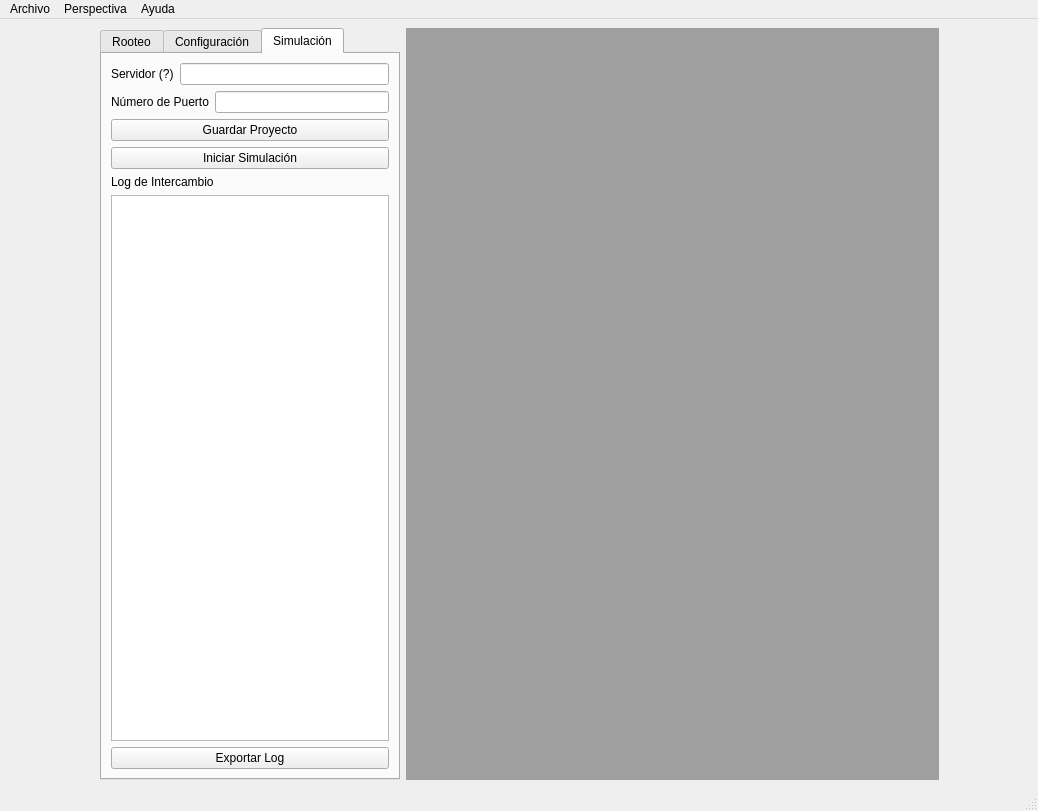
The window that src/mainwindow.ui (NicolasTobiasAlmaraz/uModelHardware) describes before a commit, drawn with Qt 5.
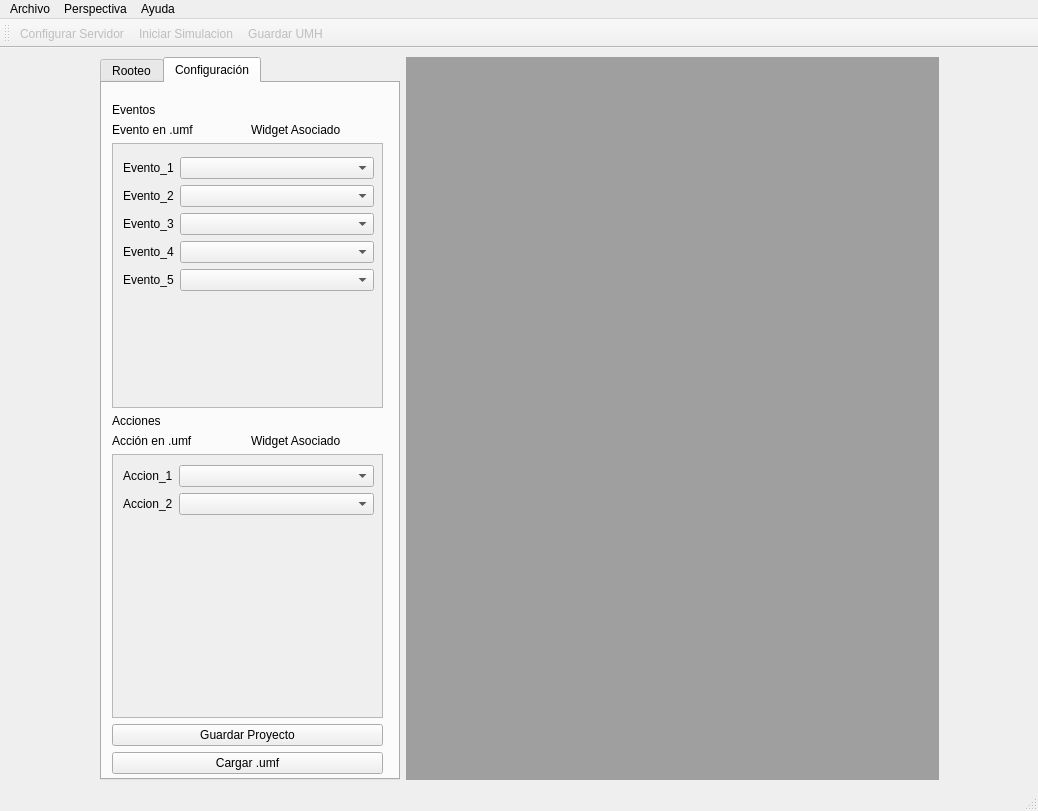
The same window after the commit. The open tabs and pages were chosen to show the change. Icons and pictures are not drawn.

Commit message: Agrego toolbar

```diff
--- a/src/mainwindow.ui
+++ b/src/mainwindow.ui
@@ -218,7 +218,7 @@
          <attribute name="title">
           <string>Configuración</string>
          </attribute>
-         <widget class="QWidget" name="">
+         <widget class="QWidget" name="layoutWidget">
           <property name="geometry">
            <rect>
             <x>10</x>
@@ -267,7 +267,7 @@
                 <height>254</height>
                </rect>
               </property>
-              <widget class="QWidget" name="">
+              <widget class="QWidget" name="layoutWidget">
                <property name="geometry">
                 <rect>
                  <x>10</x>
@@ -423,76 +423,13 @@
           </layout>
          </widget>
         </widget>
-        <widget class="QWidget" name="tab_sim">
-         <attribute name="title">
-          <string>Simulación</string>
-         </attribute>
-         <layout class="QVBoxLayout" name="verticalLayout_4">
-          <item>
-           <layout class="QHBoxLayout" name="horizontalLayout_serv">
-            <item>
-             <widget class="QLabel" name="label_12">
-              <property name="text">
-               <string>Servidor (?)</string>
-              </property>
-             </widget>
-            </item>
-            <item>
-             <widget class="QLineEdit" name="lineEdit_2"/>
-            </item>
-           </layout>
-          </item>
-          <item>
-           <layout class="QHBoxLayout" name="horizontalLayout_puerto">
-            <item>
-             <widget class="QLabel" name="label_13">
-              <property name="text">
-               <string>Número de Puerto</string>
-              </property>
-             </widget>
-            </item>
-            <item>
-             <widget class="QLineEdit" name="lineEdit_3"/>
-            </item>
-           </layout>
-          </item>
-          <item>
-           <widget class="QPushButton" name="pushButton_12">
-            <property name="text">
-             <string>Guardar Proyecto</string>
-            </property>
-           </widget>
-          </item>
-          <item>
-           <widget class="QPushButton" name="pushButton_7">
-            <property name="text">
-             <string>Iniciar Simulación</string>
-            </property>
-           </widget>
-          </item>
-          <item>
-           <widget class="QLabel" name="label_14">
-            <property name="text">
-             <string>Log de Intercambio</string>
-            </property>
-           </widget>
-          </item>
-          <item>
-           <widget class="QTextEdit" name="textEdit"/>
-          </item>
-          <item>
-           <widget class="QPushButton" name="pushButton_9">
-            <property name="text">
-             <string>Exportar Log</string>
-            </property>
-           </widget>
-          </item>
-         </layout>
-        </widget>
        </widget>
       </item>
       <item>
        <widget class="QMdiArea" name="mdiArea">
+        <property name="enabled">
+         <bool>false</bool>
+        </property>
         <property name="minimumSize">
          <size>
           <width>500</width>
@@ -585,7 +522,27 @@
    <addaction name="menuAyuda"/>
   </widget>
   <widget class="QStatusBar" name="statusbar"/>
-  <action name="actionProyecto_UMH">
+  <widget class="QToolBar" name="toolBar">
+   <property name="enabled">
+    <bool>false</bool>
+   </property>
+   <property name="windowTitle">
+    <string>toolBar</string>
+   </property>
+   <attribute name="toolBarArea">
+    <enum>TopToolBarArea</enum>
+   </attribute>
+   <attribute name="toolBarBreak">
+    <bool>false</bool>
+   </attribute>
+   <addaction name="actionConfigurarServidorToolbar"/>
+   <addaction name="actionIniciarSimulacionToolbar"/>
+   <addaction name="actionGuardarUMHToolbar"/>
+  </widget>
+  <action name="actionNuevoProyectoUMH">
+   <property name="enabled">
+    <bool>false</bool>
+   </property>
    <property name="text">
     <string>Proyecto UMH</string>
    </property>
@@ -655,6 +612,59 @@
     <string>Simulación</string>
    </property>
   </action>
+  <action name="actionIniciarSimulacionToolbar">
+   <property name="enabled">
+    <bool>true</bool>
+   </property>
+   <property name="icon">
+    <iconset resource="rsc.qrc">
+     <normaloff>:/images/play-button.png</normaloff>:/images/play-button.png</iconset>
+   </property>
+   <property name="text">
+    <string>Iniciar Simulacion</string>
+   </property>
+   <property name="menuRole">
+    <enum>QAction::NoRole</enum>
+   </property>
+  </action>
+  <action name="actionConfigurarServidorToolbar">
+   <property name="enabled">
+    <bool>true</bool>
+   </property>
+   <property name="icon">
+    <iconset resource="rsc.qrc">
+     <normaloff>:/images/settings.png</normaloff>:/images/settings.png</iconset>
+   </property>
+   <property name="text">
+    <string>Configurar Servidor</string>
+   </property>
+   <property name="menuRole">
+    <enum>QAction::NoRole</enum>
+   </property>
+  </action>
+  <action name="actionGuardarUMHToolbar">
+   <property name="enabled">
+    <bool>true</bool>
+   </property>
+   <property name="icon">
+    <iconset resource="rsc.qrc">
+     <normaloff>:/images/diskette.png</normaloff>:/images/diskette.png</iconset>
+   </property>
+   <property name="text">
+    <string>Guardar UMH</string>
+   </property>
+   <property name="menuRole">
+    <enum>QAction::NoRole</enum>
+   </property>
+  </action>
+  <action name="actionDebug">
+   <property name="enabled">
+    <bool>false</bool>
+   </property>
+   <property name="text">
+    <string>Debug</string>
+   </property>
+  </action>
  </widget>
  <resources/>
  <connections/>
```
Left out of the diff: 61 changed lines with no effect on the pictures. The commit also changes 512 other files.
